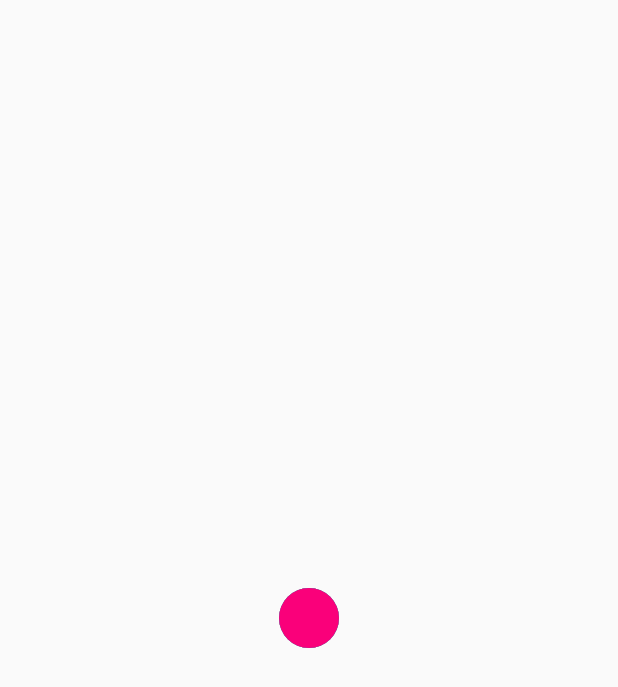
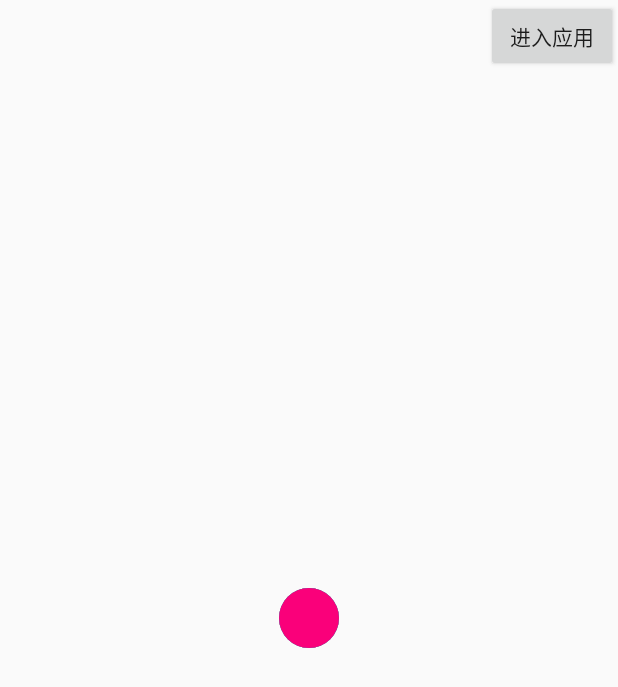
Before and after one commit to qiaoyhh/AndroidProjectHelper, an Android app: the layout activity_luncher.xml on its own in the app's theme, with its tools: preview values and no code run, on a phone screen of 412 x 824 dp. Shown: the top 687 px of the screen. Run offline under Robolectric (Android 15) with nearby library versions, the phone set to English and light mode, and no system bars.

Commit message:
完善APP启动动画

```diff
--- a/app/build.gradle
+++ b/app/build.gradle
@@ -25,4 +25,6 @@ dependencies {
     compile 'com.android.support:appcompat-v7:25.0.0'
     compile 'com.jakewharton:butterknife:5.1.1'
     compile 'me.yokeyword:fragmentation:0.8.4'
+    //屏幕适配
+    compile 'com.zhy:autolayout:1.4.5'
 }
--- a/app/src/main/AndroidManifest.xml
+++ b/app/src/main/AndroidManifest.xml
@@ -10,6 +10,12 @@
         android:theme="@style/Theme.AppCompat.Light.NoActionBar">
         android:supportsRtl="true"
         android:theme="@style/AppTheme">
+
+        <!--屏幕适配相关  这里标UI出图的尺寸-->
+        <meta-data android:name="design_width" android:value="768">
+        </meta-data>
+        <meta-data android:name="design_height" android:value="1280">
+        </meta-data>
         <activity android:name=".LuncherActivity"
             >
             <intent-filter>
--- a/app/src/main/java/qyh/androidprojecthelper/base/BaseActivity.java
+++ b/app/src/main/java/qyh/androidprojecthelper/base/BaseActivity.java
@@ -3,6 +3,8 @@ package qyh.androidprojecthelper.base;
 import android.os.Bundle;
 import android.support.annotation.Nullable;
 import android.support.v7.app.AppCompatActivity;
+
+import com.zhy.autolayout.AutoLayoutActivity;
 
 import butterknife.ButterKnife;
 
@@ -13,10 +15,10 @@ import butterknife.ButterKnife;
  *            2.BaseActivity类对Activity一些基本的生命周期进行控制 --->  范围包含网络,事件(绑定)订阅,取消,DB,以及涉及到的广播等
  *            3.此类可以进行接入友盟页面统计,以及BUG统计等!
  *            4.根据项目需求 待扩展。。。
- *
+ *      AutoLayoutActivity  屏幕适配
  *  Created by qyh on 2016/12/6.
  **/
-public abstract class BaseActivity<M extends  BaseModel , P extends BasePresenter> extends AppCompatActivity {
+public abstract class BaseActivity<M extends  BaseModel , P extends BasePresenter> extends AutoLayoutActivity {
 
 //    定义Presenter
     protected  P mPresenter;
--- a/app/src/main/java/qyh/androidprojecthelper/base/BaseApplication.java
+++ b/app/src/main/java/qyh/androidprojecthelper/base/BaseApplication.java
@@ -1,6 +1,8 @@
 package qyh.androidprojecthelper.base;
 
 import android.app.Application;
+
+import com.zhy.autolayout.config.AutoLayoutConifg;
 
 /**
  * 描述：
@@ -10,5 +12,6 @@ public class BaseApplication extends Application {
     @Override
     public void onCreate() {
         super.onCreate();
+        AutoLayoutConifg.getInstance().useDeviceSize();
     }
 }
--- a/app/src/main/res/layout/activity_luncher.xml
+++ b/app/src/main/res/layout/activity_luncher.xml
@@ -1,8 +1,19 @@
 <?xml version="1.0" encoding="utf-8"?>
-<qyh.androidprojecthelper.launcher.LauncherView
-    android:id="@+id/load_view"
-    android:layout_width="match_parent"
-    android:layout_height="match_parent"
-    xmlns:android="http://schemas.android.com/apk/res/android">
-
-</qyh.androidprojecthelper.launcher.LauncherView>
+<RelativeLayout
+    xmlns:android="http://schemas.android.com/apk/res/android"
+     android:layout_height="match_parent"
+     android:layout_width="match_parent">
+    <qyh.androidprojecthelper.launcher.LauncherView
+        android:id="@+id/load_view"
+        android:layout_width="match_parent"
+        android:layout_height="match_parent"
+        >
+    </qyh.androidprojecthelper.launcher.LauncherView>
+    <Button
+        android:id="@+id/bu_intoapp"
+        android:layout_width="wrap_content"
+        android:layout_height="wrap_content"
+        android:layout_alignParentRight="true"
+        android:text="进入应用"
+        />
+</RelativeLayout>
--- a/app/src/main/res/layout/fragment_main.xml
+++ b/app/src/main/res/layout/fragment_main.xml
@@ -8,18 +8,18 @@
     <FrameLayout
         android:id="@+id/fl_tab_container"
         android:layout_width="match_parent"
-        android:layout_marginBottom="52dp"
+        android:layout_marginBottom="110px"
         android:layout_height="match_parent"/>
 
     <qyh.androidprojecthelper.view.bottombar.BottomBar
         android:id="@+id/bottomBar"
         android:layout_width="match_parent"
-        android:layout_height="52dp"
+        android:layout_height="110px"
         android:layout_gravity="bottom"/>
 
     <ImageView
         android:layout_width="match_parent"
         android:layout_gravity="bottom"
-        android:layout_marginBottom="52dp"
+        android:layout_marginBottom="110px"
         android:layout_height="wrap_content"/>
 </FrameLayout>
```
Also changed, not shown: app/src/main/java/qyh/androidprojecthelper/LuncherActivity.java (+12 -3 lines), app/src/main/res/mipmap-xhdpi/logo.jpg (added), app/src/main/res/mipmap-xhdpi/logo.png (deleted).
